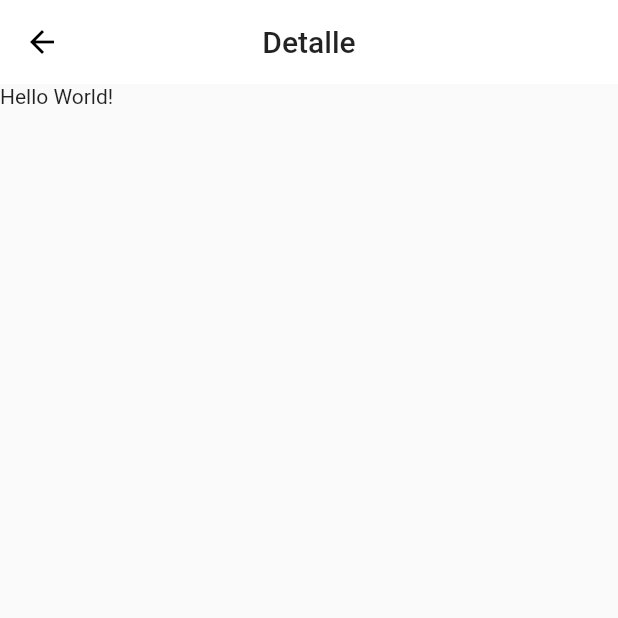
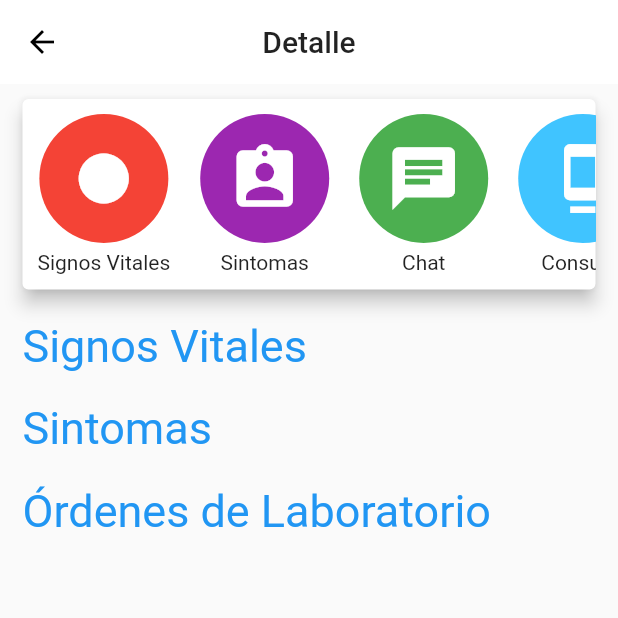
Before and after one commit to JPaulMora/bitmec-1, a Flutter app: the AppointmentDetailScreen screen opened by its route, on a phone screen of 412 x 824 dp, the top half of it. Run offline on Flutter 3.47's test engine with Material 2 defaults, Android fonts, the phone set to English and light mode, and no system bars.

Commit message:
Appointment detail screen created

```diff
--- a/lib/components/patient/patient_detail_general_view.dart
+++ b/lib/components/patient/patient_detail_general_view.dart
@@ -19,19 +19,19 @@ class _PatientDetailGeneralViewState extends State<PatientDetailGeneralView> {
               QuickActionIcon(
                 icon: Icon(Icons.add),
                 color: Colors.yellow,
-                tooltip: 'Agregar Cita',
+                label: 'Agregar Cita',
               ),
 
               QuickActionIcon(
                 icon: Icon(Icons.calendar_today),
                 color: Colors.blue,
-                tooltip: 'Citas',
+                label: 'Citas',
               ),
 
               QuickActionIcon(
                 icon: Icon(Icons.monetization_on),
                 color: Colors.green,
-                tooltip: 'Créditos',
+                label: 'Créditos',
               ),
             ],
           ),
--- a/lib/components/quick_actions_components.dart
+++ b/lib/components/quick_actions_components.dart
@@ -20,9 +20,7 @@ class QuickActionsSection extends StatelessWidget {
             elevation: 5.0,
             child: SingleChildScrollView(
               scrollDirection: Axis.horizontal,
-              child: Row(
-                children: children,
-              ),
+              child: Row(children: children),
             ),
           )
         ],
@@ -34,34 +32,50 @@ class QuickActionsSection extends StatelessWidget {
 class QuickActionIcon extends StatelessWidget {
   final Icon icon;
   final Color color;
+  final String label;
   final Color textColor;
-  final String tooltip;
+  final GestureTapCallback onTap;
 
   QuickActionIcon({
     @required this.icon,
     this.color,
+    this.label,
     this.textColor = Colors.white,
-    this.tooltip,
+    this.onTap,
   });
 
   @override
   Widget build(BuildContext context) {
-    return Padding(
+    return GestureDetector(
+      onTap: onTap,
+      child: Padding(
         padding: const EdgeInsets.all(10.0),
-      child: Material(
+        child: Column(
+          children: <Widget>[
+            Material(
               color: this.color,
               shape: RoundedRectangleBorder(
                 borderRadius: BorderRadius.circular(100.0),
               ),
-        child: Padding(
+              child: Column(
+                children: <Widget>[
+                  Padding(
                     padding: const EdgeInsets.all(10.0),
                     child: IconButton(
-            tooltip: this.tooltip,
-            icon: this.icon,
-            color: this.textColor,
+                      icon: icon,
+                      color: textColor,
                       iconSize: 50.0,
-            onPressed: () {},
+                      onPressed: onTap,
                     ),
+                  ),
+                ],
+              ),
+            ),
+            Container(
+              padding: const EdgeInsets.only(top: 5.0),
+              child: Text(label),
+            )
+          ],
         ),
       ),
     );
--- a/lib/screens/appointment/appointment_detail_screen.dart
+++ b/lib/screens/appointment/appointment_detail_screen.dart
@@ -1,6 +1,8 @@
 import 'package:flutter/material.dart';
 
 import 'package:bitmec/components/my_app_bar.dart';
+import 'package:bitmec/components/quick_actions_components.dart';
+import 'package:bitmec/components/list_of_section.dart';
 
 class AppointmentDetailScreen extends StatefulWidget {
   static const routeName = '/appointment/detail';
@@ -35,10 +37,69 @@ class _AppointmentDetailScreenState extends State<AppointmentDetailScreen> {
   Widget _buildBody(BuildContext context) {
     return SingleChildScrollView(
       child: Column(
+        crossAxisAlignment: CrossAxisAlignment.start,
         children: <Widget>[
-          Text('Hello World!'),
+          _buildQuickActionsSection(context),
+          _buildVitalSignsSection(context),
+          _buildSymptomsSection(context),
+          _buildLaboratoryOrdersSection(context),
         ],
       ),
     );
   }
+
+  Widget _buildQuickActionsSection(BuildContext context) {
+    return QuickActionsSection(
+      children: <QuickActionIcon>[
+        QuickActionIcon(
+          icon: Icon(Icons.fiber_manual_record),
+          color: Colors.red,
+          label: 'Signos Vitales',
+          onTap: () {},
+        ),
+
+        QuickActionIcon(
+          icon: Icon(Icons.assignment_ind),
+          color: Colors.purple,
+          label: 'Sintomas',
+          onTap: () {},
+        ),
+
+        QuickActionIcon(
+          icon: Icon(Icons.chat),
+          color: Colors.green,
+          label: 'Chat',
+          onTap: () {},
+        ),
+
+        QuickActionIcon(
+          icon: Icon(Icons.dock),
+          color: Colors.lightBlueAccent,
+          label: 'Consulta',
+          onTap: () {},
+        ),
+      ],
+    );
+  }
+
+  Widget _buildVitalSignsSection(BuildContext context) {
+    return ListOfSection(
+      title: 'Signos Vitales',
+      children: <Widget>[],
+    );
+  }
+
+  Widget _buildSymptomsSection(BuildContext context) {
+    return ListOfSection(
+      title: 'Sintomas',
+      children: <Widget>[],
+    );
+  }
+
+  Widget _buildLaboratoryOrdersSection(BuildContext context) {
+    return ListOfSection(
+      title: 'Órdenes de Laboratorio',
+      children: <Widget>[],
+    );
+  }
 }
```
Lines whose indentation alone changed are shown as unchanged.
